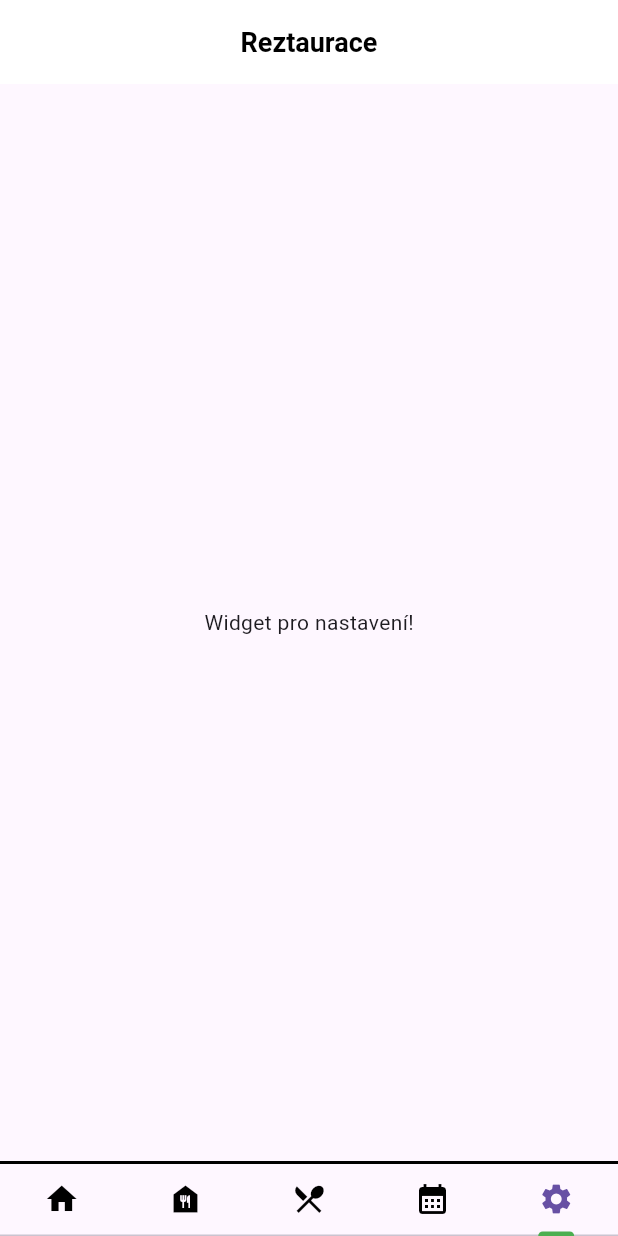
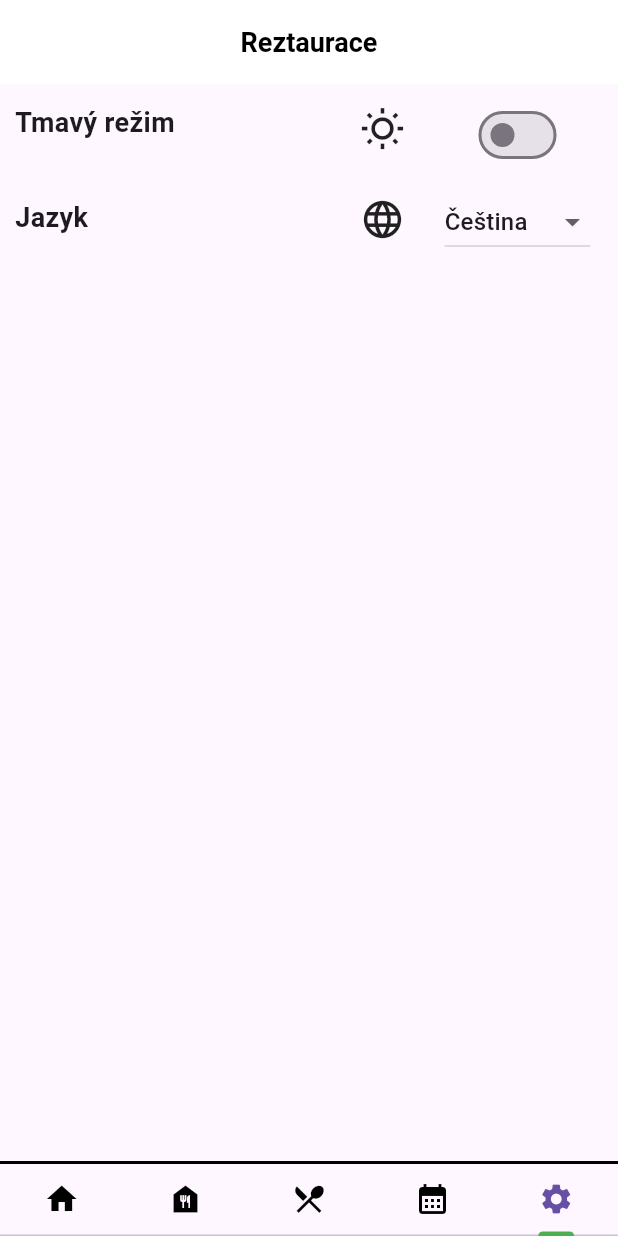
Before and after one commit to Hermedita/AP5PM_Rezervace, a Flutter app: the screen it shows after launch, item 5 of the bottom bar chosen, on a phone screen of 412 x 824 dp. Run offline on Flutter 3.47's test engine with Material 3 defaults, Android fonts, the phone set to English and light mode, and no system bars; our stand-ins replace permission_handler.

Commit message:
Vytvořen první návrh nastavení

```diff
--- a/Reztaurace/lib/tabs/tab5_settings.dart
+++ b/Reztaurace/lib/tabs/tab5_settings.dart
@@ -1,14 +1,137 @@
 import 'package:flutter/material.dart';
 
-class Nastaveni extends StatelessWidget{
+class Nastaveni extends StatefulWidget{
   const Nastaveni({super.key});
 
   @override
+  State<Nastaveni> createState() => _NastaveniState();
+}
+
+class _NastaveniState extends State<Nastaveni> {
+  bool isDarkMode = false;
+  String lang = "Čeština";
+  var languages = ["Čeština", "Angličtina"];
+  @override
   Widget build(BuildContext context) {
     return Scaffold(
-        body: Center(
-          child: Text("Widget pro nastavení!"),
-        )
+      //appBar: appBar(),
+        body: nastaveniBody()
     );
   }
+
+  Column nastaveniBody() {
+    return Column(
+        children: [
+          Padding(
+            padding: const EdgeInsets.only(left: 10.0, top: 10.0),
+            child: Row(
+              crossAxisAlignment: CrossAxisAlignment.start,
+              children: [
+                Expanded(
+                  child: Column(
+                    mainAxisAlignment: MainAxisAlignment.start,
+                    crossAxisAlignment: CrossAxisAlignment.stretch,
+                    mainAxisSize: MainAxisSize.min,
+                    children: [
+                      SizedBox(height: 3),
+                      Text(
+                        "Tmavý režim",
+                        style: TextStyle(
+                          fontSize: 18,
+                          fontWeight: FontWeight.bold
+                        ),
+                      ),
+                    ],
+                  ),
+                ),
+                Flexible(
+                  fit: FlexFit.tight,
+                  child: Padding(
+                    padding: const EdgeInsets.only(right: 8.0),
+                    child: Column(
+                      crossAxisAlignment: CrossAxisAlignment.end,
+                      children: [
+                        SizedBox(height: 5),
+                        Icon(Icons.wb_sunny_outlined, size: 30),
+                      ],
+                    ),
+                  ),
+                ),
+                Flexible(
+                  fit: FlexFit.tight,
+                  child: Column(
+                    children: [
+                      Switch(value: isDarkMode,
+                      onChanged: (bool value) {
+                        setState(()
+                        {
+                          isDarkMode = value;
+                        }
+                      );
+                      }),
+                    ],
+                  ),
+                ),
+              ],
+            ),
+          ),
+          Padding(
+            padding: const EdgeInsets.only(left: 10.0, top: 10.0),
+            child: Row(
+              crossAxisAlignment: CrossAxisAlignment.start,
+              children: [
+                Expanded(
+                  child: Column(
+                    mainAxisAlignment: MainAxisAlignment.start,
+                    crossAxisAlignment: CrossAxisAlignment.stretch,
+                    mainAxisSize: MainAxisSize.min,
+                    children: [
+                      SizedBox(height: 8),
+                      Text(
+                        "Jazyk",
+                        style: TextStyle(
+                          fontSize: 18,
+                          fontWeight: FontWeight.bold
+                        )
+                      )
+                    ],
+                  ),
+                ),
+                Flexible(
+                  fit: FlexFit.tight,
+                  child: Padding(
+                    padding: const EdgeInsets.only(right: 8.0),
+                    child: Column(
+                      crossAxisAlignment: CrossAxisAlignment.end,
+                      children: [
+                        SizedBox(height: 7),
+                        Icon(Icons.language, size: 30)
+                      ],
+                    ),
+                  ),
+                ),
+                Flexible(
+                  fit: FlexFit.tight,
+                  child: Column(
+                    children: [
+                      DropdownButton(
+                        value: lang,
+                        items: languages.map((String languages){
+                          return DropdownMenuItem(value: languages, child: Text(languages));
+                        }).toList(),
+                        onChanged: (String? newLang){
+                          setState((){
+                            lang = newLang!;
+                          }
+                        );
+                      })
+                    ],
+                  ),
+                ),
+              ],
+            ),
+          ),
+        ],
+      );
+  }
 }
```
